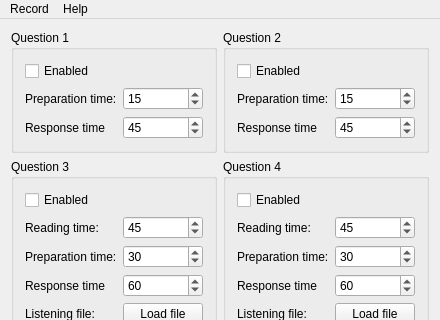
First picture: the form in Toefl-Speaking-Recorder/mainwindow.ui, repository fffaraz/Toefl-Speaking-Recorder, before the edit; both pictures show x 0 to 440 and y 0 to 320 of the 440 by 625 pixel window.
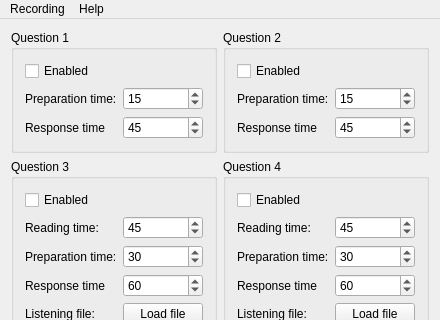
Second picture: the form after the edit.

```diff
--- a/Toefl-Speaking-Recorder/mainwindow.ui
+++ b/Toefl-Speaking-Recorder/mainwindow.ui
@@ -541,7 +541,7 @@
    </widget>
    <widget class="QMenu" name="menuRecord">
     <property name="title">
-     <string>Record</string>
+     <string>Recording</string>
     </property>
     <addaction name="actionSet_Location"/>
     <addaction name="actionAudio_Settings"/>
```
